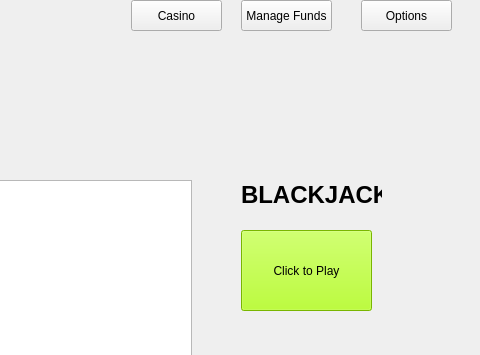
The window that BlackJackQT/CasinoHomePage.ui (Babywise/Blackjack) describes before a commit, drawn with Qt 5; both pictures show x 339 to 819 and y 0 to 355 of the 819 by 544 pixel window.
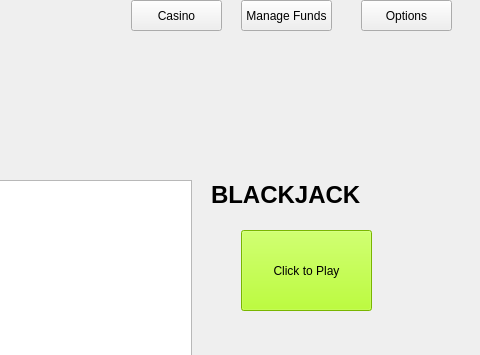
The same window after the commit.

Commit message: updated Casino Home Page.uii

Patch:
```diff
--- a/BlackJackQT/CasinoHomePage.ui
+++ b/BlackJackQT/CasinoHomePage.ui
@@ -78,9 +78,9 @@
   <widget class="QLabel" name="gameTitle">
    <property name="geometry">
     <rect>
-     <x>580</x>
+     <x>550</x>
      <y>170</y>
-     <width>141</width>
+     <width>211</width>
      <height>51</height>
     </rect>
    </property>
```
